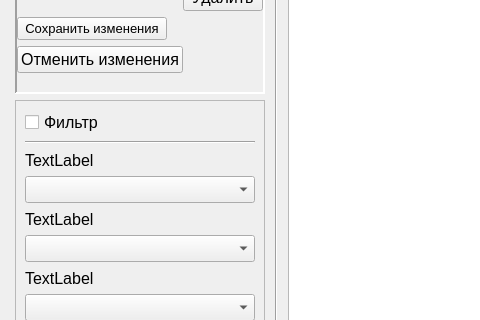
This is forms_journal/MainWindow.ui in AlexanderSokolov69/Journal310 as Qt 5 draws it before an edit; both pictures show x 0 to 480 and y 214 to 534 of the 1244 by 724 pixel window. The edited form follows.
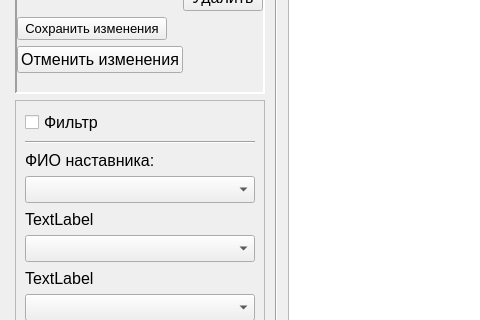
This is the edited form. The open tabs and pages were chosen to show the change. Icons and pictures are not drawn.

```diff
--- a/forms_journal/MainWindow.ui
+++ b/forms_journal/MainWindow.ui
@@ -393,7 +393,7 @@
                 </size>
                </property>
                <property name="text">
-                <string>TextLabel</string>
+                <string>ФИО наставника:</string>
                </property>
               </widget>
              </item>
```
Left out of the diff: 6 changed lines with no effect on the pictures.
